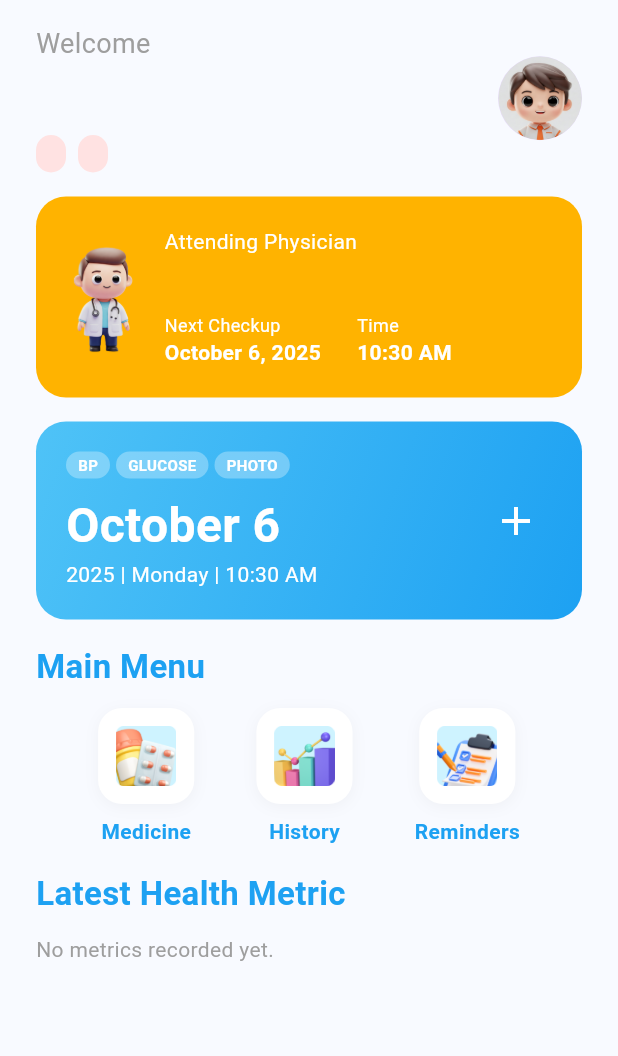
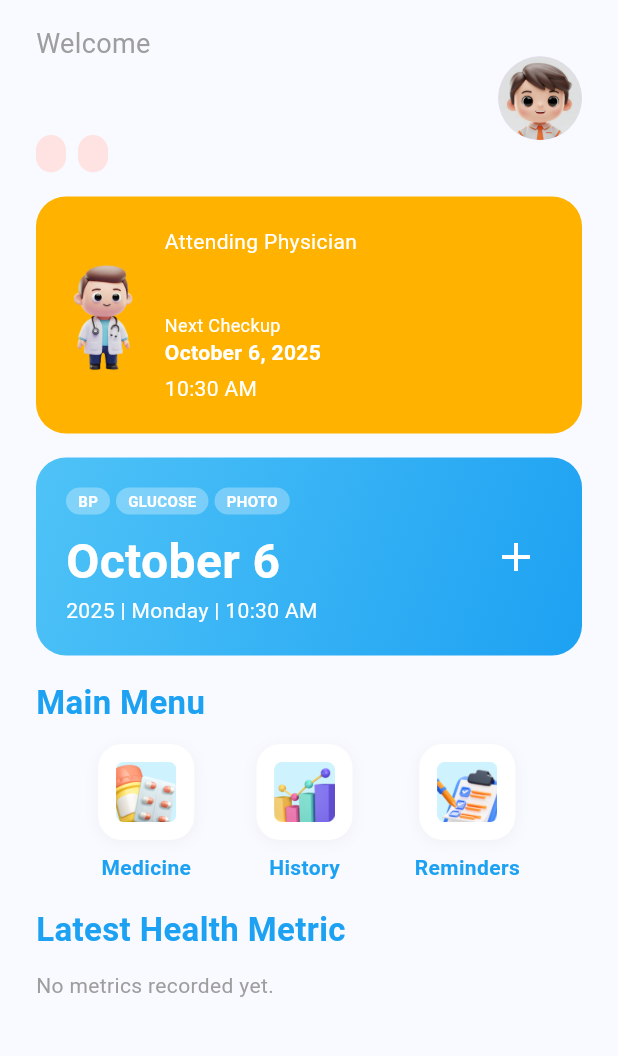
Before and after one commit to yongNotgio/diatrack1, a Flutter app: the HomeScreen screen opened directly with empty values, on a phone screen of 412 x 824 dp, the part 84-1140 px from its top. Run offline on Flutter 3.47's test engine with Material 3 defaults, Android fonts, the phone set to English and light mode, and no system bars; our stand-ins replace dotted_border, fl_chart, flutter_dotenv, image_picker, shared_preferences, supabase_flutter; accounts and stored records are empty.

Commit message:
Refactor app bar and checkup info layout
Simplified the app bar title to use a single padded logo image and adjusted its fit. Refactored the checkup information section from a Row of Columns to a single Column for improved readability and layout consistency.

```diff
--- a/diatrack1/lib/screens/home_screen.dart
+++ b/diatrack1/lib/screens/home_screen.dart
@@ -106,11 +106,13 @@ class _HomeScreenState extends State<HomeScreen> {
           icon: const Icon(Icons.menu, color: Color(0xFF1DA1F2)),
           onPressed: () {},
         ),
-        title: Row(
-          children: [
-            Image.asset('assets/images/diatrack_logo.png', height: 32),
-            const SizedBox(width: 8),
-          ],
+        title: Padding(
+          padding: const EdgeInsets.only(right: 8.0),
+          child: Image.asset(
+            'assets/images/diatrack_logo.png',
+            height: 32,
+            fit: BoxFit.contain,
+          ),
         ),
         actions: [
           IconButton(
@@ -293,8 +295,6 @@ class _HomeScreenState extends State<HomeScreen> {
                                       ),
                                     ),
                                     const SizedBox(height: 8),
-                                    Row(
-                                      children: [
                                     Column(
                                       crossAxisAlignment:
                                           CrossAxisAlignment.start,
@@ -314,31 +314,15 @@ class _HomeScreenState extends State<HomeScreen> {
                                             fontSize: 14,
                                           ),
                                         ),
-                                          ],
-                                        ),
-                                        const SizedBox(width: 24),
-                                        Column(
-                                          crossAxisAlignment:
-                                              CrossAxisAlignment.start,
-                                          children: [
-                                            const Text(
-                                              'Time',
-                                              style: TextStyle(
-                                                color: Colors.white,
-                                                fontSize: 12,
-                                              ),
-                                            ),
+                                        const SizedBox(height: 4),
                                         Text(
                                           nextCheckupTime.isNotEmpty
                                               ? nextCheckupTime
                                               : '-',
                                           style: const TextStyle(
                                             color: Colors.white,
-                                                fontWeight: FontWeight.bold,
                                             fontSize: 14,
                                           ),
-                                            ),
-                                          ],
                                         ),
                                       ],
                                     ),
```
Lines whose indentation alone changed are shown as unchanged.
